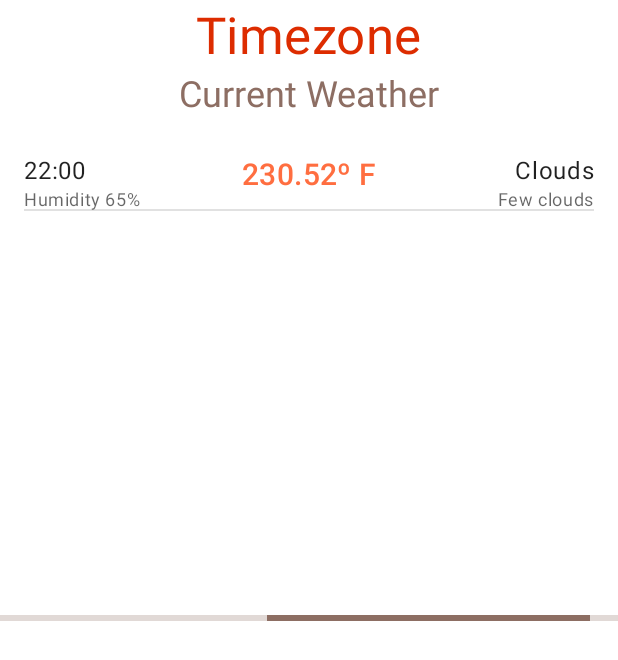
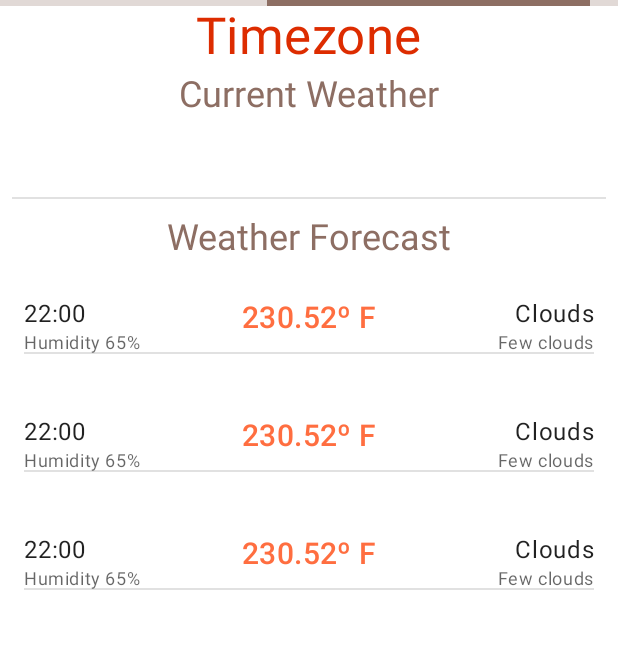
Before and after one commit to eboccalari/android-kotlin-weather, an Android app: the layout activity_main.xml on its own in the app's theme, with its tools: preview values and no code run, on a phone screen of 412 x 824 dp. Shown: the top 660 px of the screen. Run offline under Robolectric (Android 15) with nearby library versions, the phone set to English and light mode, and no system bars.

Commit message:
forecast recycler view

```diff
--- /dev/null
+++ b/app/src/main/java/com/github/eboccalari/weather/common/entities/ForecastBase.kt
@@ -0,0 +1,3 @@
+package com.github.eboccalari.weather.common.entities
+
+data class ForecastBase(val cod:String, val list: List<WeatherBase>)
--- a/app/src/main/java/com/github/eboccalari/weather/common/utils/CommonUtils.kt
+++ b/app/src/main/java/com/github/eboccalari/weather/common/utils/CommonUtils.kt
@@ -7,6 +7,8 @@ import java.util.*
 object CommonUtils {
 
     fun getHour(epoch: Long): String = getFormattedTime(epoch, "HH:mm")
+
+    fun getFullDate(epoch: Long): String = getFormattedTime(epoch * 1000, "dd/MM/yy HH:mm")
 
     private fun getFormattedTime(epoch: Long, pattern: String): String {
         return SimpleDateFormat(pattern, Locale.getDefault()).format(epoch)
--- a/app/src/main/java/com/github/eboccalari/weather/common/utils/Constant.kt
+++ b/app/src/main/java/com/github/eboccalari/weather/common/utils/Constant.kt
@@ -3,7 +3,8 @@ package com.github.eboccalari.weather.common.utils
 object Constant {
 
     const val BASE_URL = "https://api.openweathermap.org/"
-    const val ONE_CALL_PATH = "data/2.5/weather"
+    const val CURRENT_WEATHER_PATH = "data/2.5/weather"
+    const val FORECAST_WEATHER_PATH = "data/2.5/forecast"
 
     const val LATITUDE_PARAM = "lat"
     const val LONGITUDE_PARAM = "lon"
--- a/app/src/main/res/layout/activity_main.xml
+++ b/app/src/main/res/layout/activity_main.xml
@@ -5,7 +5,6 @@
     xmlns:tools="http://schemas.android.com/tools">
 
     <data>
-        <import type="com.github.eboccalari.weather.common.utils.CommonUtils"/>
         <variable
             name="viewModel"
             type="com.github.eboccalari.weather.mainModule.viewmodel.MainViewModel" />
@@ -40,77 +39,38 @@
             app:layout_constraintEnd_toEndOf="parent"
             app:layout_constraintTop_toBottomOf="@id/tvTimezone" />
 
-        <androidx.constraintlayout.widget.ConstraintLayout
-            android:layout_width="match_parent"
+        <include
+            android:id="@+id/item_weather"
+            android:layout_width="0dp"
             android:layout_height="wrap_content"
+            app:result="@{viewModel.result}"
+            app:isGone="@{!viewModel.loaded}"
             app:layout_constraintStart_toStartOf="parent"
             app:layout_constraintEnd_toEndOf="parent"
             app:layout_constraintTop_toBottomOf="@id/tvCurrentTitle"
-            android:padding="@dimen/padding_min_default"
-            android:layout_margin="@dimen/margin_min_default">
+            layout="@layout/item_weather" />
 
         <com.google.android.material.textview.MaterialTextView
-                android:id="@+id/tvTemp"
+            android:id="@+id/tvForecastTitle"
             android:layout_width="wrap_content"
             android:layout_height="wrap_content"
-                tools:text="230.52º F"
-                android:text="@{@string/weather_temp(viewModel.result.main.temp)}"
-                android:textAppearance="?attr/textAppearanceHeadline6"
-                android:textColor="?attr/colorSecondary"
-                android:layout_margin="@dimen/margin_min_default"
+            android:text="@string/forecast_weather"
+            app:isGone="@{!viewModel.loaded}"
+            android:textAppearance="?attr/textAppearanceHeadline5"
+            android:textColor="?attr/colorPrimary"
             app:layout_constraintStart_toStartOf="parent"
             app:layout_constraintEnd_toEndOf="parent"
-                app:layout_constraintTop_toTopOf="parent" />
+            app:layout_constraintTop_toBottomOf="@id/item_weather" />
 
-            <com.google.android.material.textview.MaterialTextView
-                android:id="@+id/tvDatetime"
-                android:layout_width="wrap_content"
-                android:layout_height="wrap_content"
-                tools:text="22:00"
-                android:text="@{@string/weather_dt(CommonUtils.INSTANCE.getHour(viewModel.result.dt))}"
-                android:textAppearance="?attr/textAppearanceBody1"
-                app:layout_constraintStart_toStartOf="parent"
-                app:layout_constraintTop_toTopOf="@id/tvTemp" />
-
-            <com.google.android.material.textview.MaterialTextView
-                android:id="@+id/tvHumidity"
-                android:layout_width="wrap_content"
-                android:layout_height="wrap_content"
-                tools:text="Humidity 65%"
-                android:text="@{@string/weather_humidity(viewModel.result.main.humidity)}"
-                android:textAppearance="?attr/textAppearanceCaption"
-                app:layout_constraintStart_toStartOf="parent"
-                app:layout_constraintTop_toBottomOf="@id/tvDatetime" />
-
-            <com.google.android.material.textview.MaterialTextView
-                android:id="@+id/tvMain"
-                android:layout_width="wrap_content"
-                android:layout_height="wrap_content"
-                tools:text="Clouds"
-                android:text="@{CommonUtils.INSTANCE.getWeatherMain(viewModel.result.weather)}"
-                android:textAppearance="?attr/textAppearanceBody1"
-                app:layout_constraintEnd_toEndOf="parent"
-                app:layout_constraintTop_toTopOf="@id/tvTemp" />
-
-            <com.google.android.material.textview.MaterialTextView
-                android:id="@+id/tvDescription"
-                android:layout_width="wrap_content"
-                android:layout_height="wrap_content"
-                tools:text="Few clouds"
-                android:text="@{CommonUtils.INSTANCE.getWeatherDescription(viewModel.result.weather)}"
-                android:textAppearance="?attr/textAppearanceCaption"
-                app:layout_constraintEnd_toEndOf="parent"
-                app:layout_constraintTop_toBottomOf="@id/tvMain" />
-
-            <View
+        <androidx.recyclerview.widget.RecyclerView
+            android:id="@+id/recyclerView"
             android:layout_width="0dp"
-                android:layout_height="1dp"
-                android:background="@color/color_divider"
+            android:layout_height="0dp"
+            tools:listitem="@layout/item_weather"
             app:layout_constraintStart_toStartOf="parent"
             app:layout_constraintEnd_toEndOf="parent"
+            app:layout_constraintTop_toBottomOf="@id/tvForecastTitle"
             app:layout_constraintBottom_toBottomOf="parent" />
-
-        </androidx.constraintlayout.widget.ConstraintLayout>
 
         <com.google.android.material.progressindicator.LinearProgressIndicator
             android:id="@+id/loadingView"
@@ -120,8 +80,7 @@
             app:isGone="@{viewModel.loaded}"
             app:layout_constraintStart_toStartOf="parent"
             app:layout_constraintEnd_toEndOf="parent"
-            app:layout_constraintTop_toTopOf="parent"
-            app:layout_constraintBottom_toBottomOf="parent" />
+            app:layout_constraintTop_toTopOf="parent" />
 
     </androidx.constraintlayout.widget.ConstraintLayout>
 
--- /dev/null
+++ b/app/src/main/res/layout/item_weather.xml
@@ -0,0 +1,85 @@
+<?xml version="1.0" encoding="utf-8"?>
+<layout
+    xmlns:app="http://schemas.android.com/apk/res-auto"
+    xmlns:tools="http://schemas.android.com/tools"
+    xmlns:android="http://schemas.android.com/apk/res/android">
+
+    <data>
+        <import type="com.github.eboccalari.weather.common.utils.CommonUtils"/>
+        <variable
+            name="result"
+            type="com.github.eboccalari.weather.common.entities.WeatherBase" />
+    </data>
+
+    <androidx.constraintlayout.widget.ConstraintLayout
+        android:layout_width="match_parent"
+        android:layout_height="wrap_content"
+        app:layout_constraintStart_toStartOf="parent"
+        app:layout_constraintEnd_toEndOf="parent"
+        android:padding="@dimen/padding_min_default"
+        android:layout_margin="@dimen/margin_min_default">
+
+        <com.google.android.material.textview.MaterialTextView
+            android:id="@+id/tvTemp"
+            android:layout_width="wrap_content"
+            android:layout_height="wrap_content"
+            tools:text="230.52º F"
+            android:text="@{@string/weather_temp(result.main.temp)}"
+            android:textAppearance="?attr/textAppearanceHeadline6"
+            android:textColor="?attr/colorSecondary"
+            android:layout_margin="@dimen/margin_min_default"
+            app:layout_constraintStart_toStartOf="parent"
+            app:layout_constraintEnd_toEndOf="parent"
+            app:layout_constraintTop_toTopOf="parent" />
+
+        <com.google.android.material.textview.MaterialTextView
+            android:id="@+id/tvDatetime"
+            android:layout_width="wrap_content"
+            android:layout_height="wrap_content"
+            tools:text="22:00"
+            android:text="@{CommonUtils.INSTANCE.getFullDate(result.dt)}"
+            android:textAppearance="?attr/textAppearanceBody1"
+            app:layout_constraintStart_toStartOf="parent"
+            app:layout_constraintTop_toTopOf="@id/tvTemp" />
+
+        <com.google.android.material.textview.MaterialTextView
+            android:id="@+id/tvHumidity"
+            android:layout_width="wrap_content"
+            android:layout_height="wrap_content"
+            tools:text="Humidity 65%"
+            android:text="@{@string/weather_humidity(result.main.humidity)}"
+            android:textAppearance="?attr/textAppearanceCaption"
+            app:layout_constraintStart_toStartOf="parent"
+            app:layout_constraintTop_toBottomOf="@id/tvDatetime" />
+
+        <com.google.android.material.textview.MaterialTextView
+            android:id="@+id/tvMain"
+            android:layout_width="wrap_content"
+            android:layout_height="wrap_content"
+            tools:text="Clouds"
+            android:text="@{CommonUtils.INSTANCE.getWeatherMain(result.weather)}"
+            android:textAppearance="?attr/textAppearanceBody1"
+            app:layout_constraintEnd_toEndOf="parent"
+            app:layout_constraintTop_toTopOf="@id/tvTemp" />
+
+        <com.google.android.material.textview.MaterialTextView
+            android:id="@+id/tvDescription"
+            android:layout_width="wrap_content"
+            android:layout_height="wrap_content"
+            tools:text="Few clouds"
+            android:text="@{CommonUtils.INSTANCE.getWeatherDescription(result.weather)}"
+            android:textAppearance="?attr/textAppearanceCaption"
+            app:layout_constraintEnd_toEndOf="parent"
+            app:layout_constraintTop_toBottomOf="@id/tvMain" />
+
+        <View
+            android:layout_width="0dp"
+            android:layout_height="1dp"
+            android:background="@color/color_divider"
+            app:layout_constraintStart_toStartOf="parent"
+            app:layout_constraintEnd_toEndOf="parent"
+            app:layout_constraintBottom_toBottomOf="parent" />
+
+    </androidx.constraintlayout.widget.ConstraintLayout>
+
+</layout>
--- a/app/src/main/res/values/strings.xml
+++ b/app/src/main/res/values/strings.xml
@@ -5,5 +5,6 @@
     <string name="weather_temp">%.2f ºC</string>
     <string name="weather_dt">Hour: %s</string>
     <string name="weather_humidity">Humidity %d%%</string>
+    <string name="forecast_weather">Weather Forecast</string>
 
 </resources>
```
Also changed, not shown: app/src/main/java/com/github/eboccalari/weather/common/data/WeatherService.kt (+12 -2 lines), app/src/main/java/com/github/eboccalari/weather/common/interfaces/OnForecastClickListener.kt (added, +9 -0 lines), app/src/main/java/com/github/eboccalari/weather/mainModule/model/MainRepository.kt (+6 -2 lines), app/src/main/java/com/github/eboccalari/weather/mainModule/model/RemoteDatabase.kt (+8 -2 lines), app/src/main/java/com/github/eboccalari/weather/mainModule/view/MainActivity.kt (+34 -4 lines), app/src/main/java/com/github/eboccalari/weather/mainModule/view/adapters/ForecastAdapter.kt (added, +50 -0 lines), app/src/main/java/com/github/eboccalari/weather/mainModule/viewmodel/MainViewModel.kt (+21 -2 lines). Lines whose indentation alone changed are shown as unchanged.
